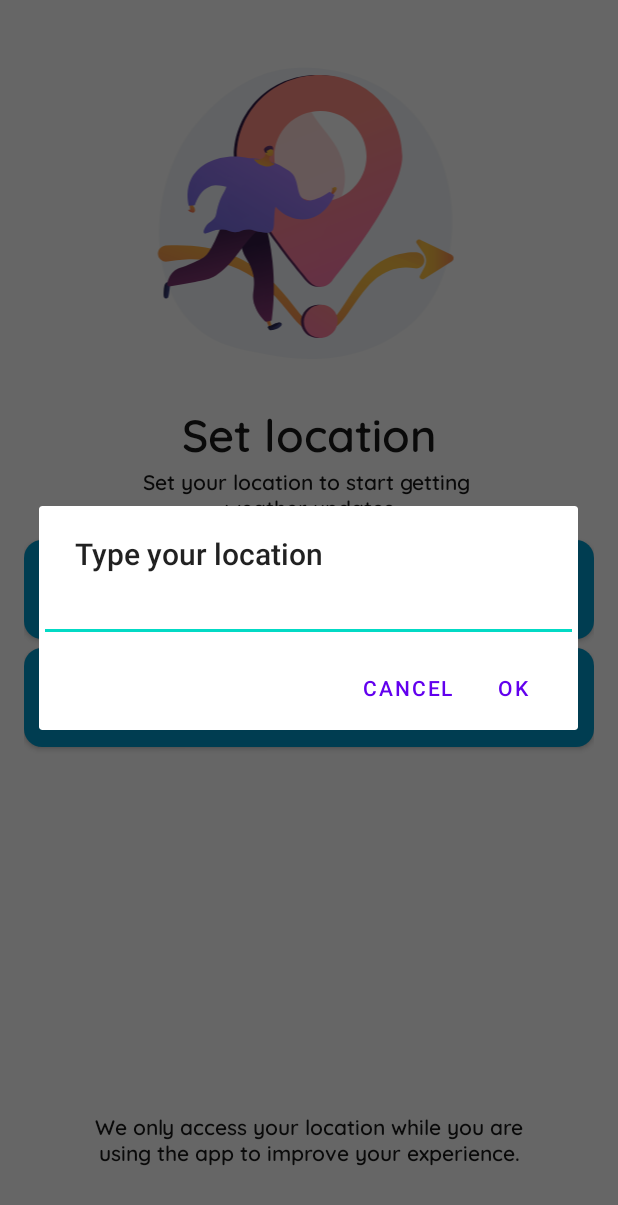
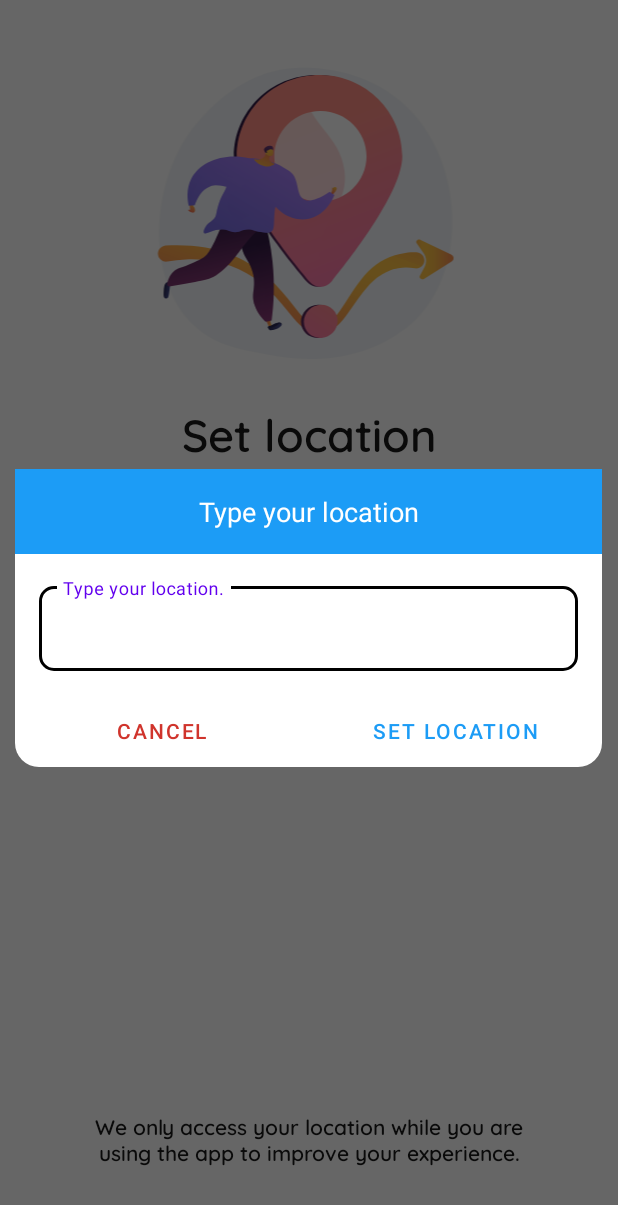
Before and after one commit to ShakirTechWork/WeatherZoomer, an Android app: the LocationActivity screen opened directly, with no data from a screen before it, after a tap on "Enter location manually", on a phone screen of 412 x 824 dp. Shown: the top 1205 px of the screen. Run offline under Robolectric (Android 15) with nearby library versions, the phone set to English and light mode, and no system bars.

Commit message:
added build variants and ui fixes

```diff
--- a/app/src/main/java/com/example/weatherwish/ui/setting/SettingsFragment.kt
+++ b/app/src/main/java/com/example/weatherwish/ui/setting/SettingsFragment.kt
@@ -5,14 +5,12 @@ import android.os.Bundle
 import android.view.LayoutInflater
 import android.view.View
 import android.view.ViewGroup
-import androidx.core.view.isVisible
 import androidx.fragment.app.Fragment
 import androidx.lifecycle.ViewModelProvider
 import androidx.navigation.NavController
 import androidx.navigation.fragment.NavHostFragment
-import androidx.transition.AutoTransition
-import androidx.transition.TransitionManager
 import com.example.weatherwish.Application
+import com.example.weatherwish.BuildConfig
 import com.example.weatherwish.R
 import com.example.weatherwish.constants.AppEnum
 import com.example.weatherwish.databinding.FragmentSettingsBinding
@@ -55,6 +53,7 @@ class SettingsFragment : Fragment() {
             SettingsViewModelFactory(repository)
         )[SettingsViewModel::class.java]
 
+        binding.tvAppVersion.text = "${getString(R.string.app_version)} ${BuildConfig.VERSION_NAME}"
         attachClickListener()
     }
 
--- a/app/src/main/java/com/example/weatherwish/ui/takelocation/LocationActivity.kt
+++ b/app/src/main/java/com/example/weatherwish/ui/takelocation/LocationActivity.kt
@@ -8,7 +8,12 @@ import android.os.Bundle
 import android.provider.Settings
 import android.text.InputType
 import android.util.Log
+import android.view.LayoutInflater
+import android.view.ViewGroup
+import android.widget.Button
 import android.widget.EditText
+import android.widget.TextView
+import com.example.weatherwish.R
 import android.widget.Toast
 import androidx.activity.result.contract.ActivityResultContracts
 import androidx.appcompat.app.AlertDialog
@@ -100,24 +105,33 @@ class LocationActivity : AppCompatActivity() {
         }
 
         binding.btnEnterLocation.setOnClickListener {
-            val builder: AlertDialog.Builder = AlertDialog.Builder(this)
-            builder.setTitle("Type your location")
-            val edtLocation = EditText(this)
-            edtLocation.inputType = InputType.TYPE_CLASS_TEXT
-            builder.setView(edtLocation)
-            builder.setPositiveButton("OK"
-            ) { dialog, which ->
+            val dialogView = LayoutInflater.from(this).inflate(R.layout.custom_manual_location_dialog, null)
+            dialogView.setBackgroundResource(R.drawable.dialog_background)
+            val builder = AlertDialog.Builder(this)
+            val dialog = builder.setView(dialogView).create()
+            dialog.window?.setBackgroundDrawableResource(android.R.color.transparent)
+            dialog.window?.setLayout(
+                ViewGroup.LayoutParams.MATCH_PARENT,
+                ViewGroup.LayoutParams.WRAP_CONTENT
+            )
+            val textTitle = dialogView.findViewById<TextView>(R.id.tv_title)
+            val edtLocation = dialogView.findViewById<EditText>(R.id.edt_location)
+            val btnOK = dialogView.findViewById<Button>(R.id.btn_set_location)
+            val btnCancel = dialogView.findViewById<Button>(R.id.btn_cancel)
+            textTitle.text = "Type your location"
+            btnOK.setOnClickListener {
                 val location = edtLocation.text.toString()
                 if (location.isNotBlank()) {
                     storeLocationAndNavigate(location)
+                    dialog.dismiss()
                 } else {
-                    Utils.showLongToast(this@LocationActivity,"Please enter the location first.")
+                    Utils.showLongToast(this@LocationActivity, "Please enter the location first.")
                 }
             }
-            builder.setNegativeButton("Cancel"
-            ) { dialog, which -> dialog.cancel() }
-
-            builder.show()
+            btnCancel.setOnClickListener {
+                dialog.dismiss()
+            }
+            dialog.show()
         }
 
     }
--- /dev/null
+++ b/app/src/main/res/drawable/dialog_background.xml
@@ -0,0 +1,4 @@
+<shape xmlns:android="http://schemas.android.com/apk/res/android">
+    <corners android:topLeftRadius="16dp" android:topRightRadius="16dp" android:bottomLeftRadius="16dp" android:bottomRightRadius="16dp"/>
+    <solid android:color="#FFFFFF"/>
+</shape>
--- /dev/null
+++ b/app/src/main/res/layout/custom_manual_location_dialog.xml
@@ -0,0 +1,58 @@
+<!-- res/layout/custom_dialog_layout.xml -->
+<LinearLayout xmlns:android="http://schemas.android.com/apk/res/android"
+    android:layout_width="match_parent"
+    android:layout_height="wrap_content"
+    android:orientation="vertical"
+    android:layout_margin="16dp">
+
+    <TextView
+        android:id="@+id/tv_title"
+        android:layout_width="match_parent"
+        android:layout_height="wrap_content"
+        android:text="@string/enter_location_of_ur_choice"
+        android:gravity="center"
+        android:textSize="18sp"
+        android:textColor="@color/white"
+        android:padding="16dp"
+        android:background="@color/blue"/>
+
+    <com.google.android.material.textfield.TextInputLayout
+        android:id="@+id/til_location"
+        android:layout_width="match_parent"
+        android:layout_height="wrap_content"
+        android:layout_margin="16dp"
+        style="@style/TextInputLayoutStyle">
+
+        <com.google.android.material.textfield.TextInputEditText
+            android:id="@+id/edt_location"
+            android:layout_width="match_parent"
+            android:layout_height="wrap_content"
+            android:hint="@string/type_ur_location"
+            style="@style/TextInputEditTextStyle"/>
+    </com.google.android.material.textfield.TextInputLayout>
+
+    <LinearLayout
+        android:layout_width="match_parent"
+        android:layout_height="wrap_content"
+        android:orientation="horizontal">
+
+        <Button
+            android:id="@+id/btn_cancel"
+            android:layout_width="0dp"
+            android:layout_height="wrap_content"
+            android:layout_weight="1"
+            android:text="@string/cancel"
+            android:background="?android:attr/selectableItemBackground"
+            android:textColor="@color/red"/>
+
+        <Button
+            android:id="@+id/btn_set_location"
+            android:layout_width="0dp"
+            android:layout_height="wrap_content"
+            android:layout_weight="1"
+            android:text="@string/set_location"
+            android:background="?android:attr/selectableItemBackground"
+            android:textColor="@color/blue"/>
+
+    </LinearLayout>
+</LinearLayout>
--- a/app/src/main/res/values/strings.xml
+++ b/app/src/main/res/values/strings.xml
@@ -1,12 +1,15 @@
 <resources>
     <string name="app_name">WeatherWish</string>
     <string name="app_logo">App Logo</string>
+    <string name="app_version">App Version:</string>
     <!-- TODO: Remove or change this placeholder text -->
     <string name="hello_blank_fragment">Hello blank fragment</string>
     <string name="set_your_location">Set your location to start getting \nweather updates</string>
     <string name="enable_location">Enable device location</string>
     <string name="location_note">We only access your location while you are using the app to improve your experience.</string>
     <string name="enter_location_manually">Enter location manually</string>
+    <string name="enter_location_of_ur_choice">Enter location of your choice.</string>
+    <string name="type_ur_location">Type your location.</string>
     <string name="set_location">Set location</string>
     <string name="user_name">User Name</string>
     <string name="confirm_password">Confirm Password</string>
@@ -59,4 +62,5 @@
     Go live on YouTube from webcam, mobile and encoder streaming.</string>
     <string name="startDesc">Create a long video or shorts and upload on youtube. Interact with your subscribers on youtube live.</string>
     <string name="change_location">Change location</string>
+    <string name="cancel">Cancel</string>
 </resources>
```
Also changed, not shown: app/build.gradle (+11 -2 lines), app/src/main/java/com/example/weatherwish/ui/dashboard/DashboardFragment.kt (+44 -21 lines), app/src/main/java/com/example/weatherwish/utils/Utils.kt (+4 -4 lines).
